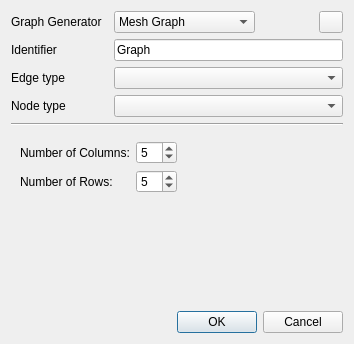
The window that libgraphtheory/editorplugins/generategraph/generategraphwidget.ui (KDE/rocs) describes before a commit, drawn with Qt 5.
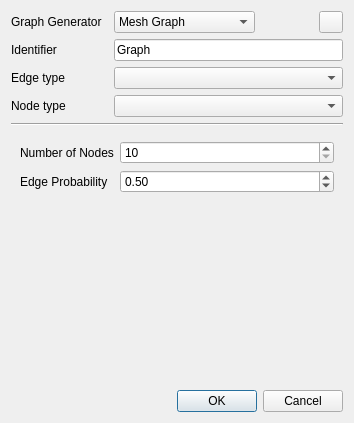
The same window after the commit. Custom widgets are drawn as their Qt base class.

Commit message: The new Dag creation with wrong edge verification

```diff
--- a/libgraphtheory/editorplugins/generategraph/generategraphwidget.ui
+++ b/libgraphtheory/editorplugins/generategraph/generategraphwidget.ui
@@ -7,7 +7,7 @@
     <x>0</x>
     <y>0</y>
     <width>354</width>
-    <height>344</height>
+    <height>423</height>
    </rect>
   </property>
   <property name="windowTitle">
@@ -128,7 +128,7 @@
    <item row="6" column="0" colspan="3">
     <widget class="QStackedWidget" name="stackedWidget">
      <property name="currentIndex">
-      <number>0</number>
+      <number>6</number>
      </property>
      <widget class="QWidget" name="page_mesh">
       <layout class="QGridLayout" name="gridLayout_2">
@@ -431,6 +431,51 @@
        </item>
       </layout>
      </widget>
+     <widget class="QWidget" name="page_random_dag">
+      <layout class="QGridLayout" name="gridLayout_7">
+       <item row="0" column="0">
+        <layout class="QFormLayout" name="formLayoutRandomDag">
+         <item row="0" column="0">
+          <widget class="QLabel" name="label_numberNodes">
+           <property name="text">
+            <string>Number of Nodes</string>
+           </property>
+          </widget>
+         </item>
+         <item row="0" column="1">
+          <widget class="QSpinBox" name="randomDagNumberOfNodes">
+           <property name="minimum">
+            <number>10</number>
+           </property>
+           <property name="maximum">
+            <number>999</number>
+           </property>
+          </widget>
+         </item>
+         <item row="1" column="0">
+          <widget class="QLabel" name="label_edgeProbability">
+           <property name="text">
+            <string>Edge Probability</string>
+           </property>
+          </widget>
+         </item>
+         <item row="1" column="1">
+          <widget class="QDoubleSpinBox" name="randomDagEdgeProbability">
+           <property name="maximum">
+            <double>1.000000000000000</double>
+           </property>
+           <property name="singleStep">
+            <double>0.100000000000000</double>
+           </property>
+           <property name="value">
+            <double>0.500000000000000</double>
+           </property>
+          </widget>
+         </item>
+        </layout>
+       </item>
+      </layout>
+     </widget>
      <widget class="QWidget" name="page_path">
       <layout class="QGridLayout" name="gridLayout_11">
        <item row="0" column="0">
```
Left out of the diff: 5 changed lines with no effect on the pictures. The commit also changes 2 other files.
